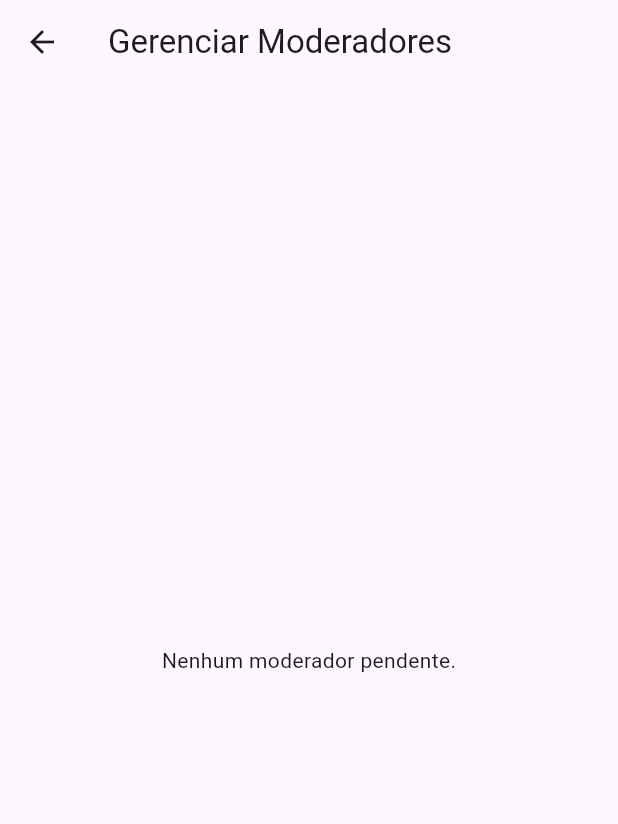
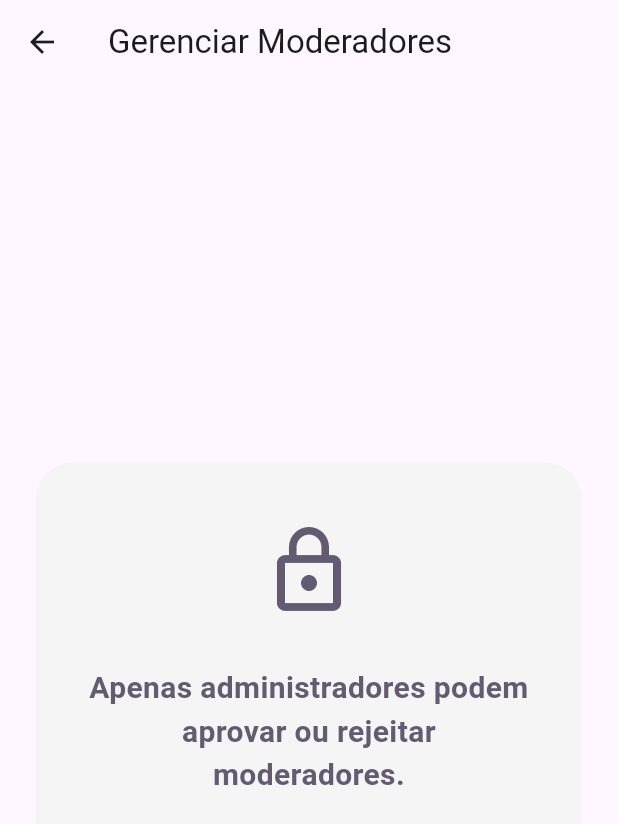
Before and after one commit to ryanmiura/empodera-admin, a Flutter app: the ModeratorsManagementScreen screen opened directly, on a phone screen of 412 x 824 dp. Shown: the top 824 px of the screen. Run offline on Flutter 3.47's test engine with Material 3 defaults, Android fonts, the phone set to English and light mode, and no system bars; our stand-ins replace cloud_firestore, firebase_auth, firebase_core, flutter_dotenv, shared_preferences; accounts and stored records are empty.

Commit message:
feat: logica onde somente admin gerencia moderador

```diff
--- a/lib/features/gestao/controllers/admin_moderators_controller.dart
+++ b/lib/features/gestao/controllers/admin_moderators_controller.dart
@@ -20,7 +20,10 @@ class AdminModeratorsController {
   }
 
   /// Aprova um usuário (status "approved")
-  Future<void> approveModerator(String userId) async {
+  Future<void> approveModerator(String userId, String userRole) async {
+    if (userRole != "admin") {
+      throw Exception("Apenas administradores podem aprovar moderadores.");
+    }
     await _firestore
         .collection(_collection)
         .doc(userId)
@@ -28,7 +31,10 @@ class AdminModeratorsController {
   }
 
   /// Rejeita um usuário (status "rejected")
-  Future<void> rejectModerator(String userId) async {
+  Future<void> rejectModerator(String userId, String userRole) async {
+    if (userRole != "admin") {
+      throw Exception("Apenas administradores podem rejeitar moderadores.");
+    }
     await _firestore
         .collection(_collection)
         .doc(userId)
--- a/lib/features/gestao/screens/moderators_management_screen.dart
+++ b/lib/features/gestao/screens/moderators_management_screen.dart
@@ -1,6 +1,11 @@
 import 'package:flutter/material.dart';
 import '../controllers/admin_moderators_controller.dart';
 import '../models/admin_user_model.dart';
+
+import '../../profile/controllers/user_profile_controller.dart';
+import 'package:cloud_firestore/cloud_firestore.dart';
+import '../../../services/auth_service.dart';
+import '../../../config/firebase_config.dart';
 
 class ModeratorsManagementScreen extends StatefulWidget {
   const ModeratorsManagementScreen({Key? key}) : super(key: key);
@@ -13,10 +18,40 @@ class _ModeratorsManagementScreenState extends State<ModeratorsManagementScreen>
   final AdminModeratorsController _controller = AdminModeratorsController();
   late Future<List<AdminUserModel>> _pendingModerators;
 
+  late UserProfileController _userProfileController;
+  String? _userRole;
+  bool _isProfileLoading = true;
+
   @override
   void initState() {
     super.initState();
     _pendingModerators = _controller.fetchPendingModerators();
+    _userProfileController = UserProfileController(
+      AuthService(),
+      FirebaseFirestore.instanceFor(app: FirebaseConfig.getAdminAuth()),
+    );
+    _loadUserRole();
+  }
+
+  Future<void> _loadUserRole() async {
+    setState(() {
+      _isProfileLoading = true;
+    });
+    await _userProfileController.loadUserProfile();
+    final user = _userProfileController.userProfile;
+    if (user != null) {
+      debugPrint(
+        '[DEBUG] Usuário logado:'
+        '\nEmail: ${user.email.isNotEmpty ? user.email : "(sem email)"}'
+        '\nRole: ${user.role.isNotEmpty ? user.role : "(sem role)"}'
+      );
+    } else {
+      debugPrint('[DEBUG] Documento do usuário não encontrado na coleção admin_users do Firestore secundário.');
+    }
+    setState(() {
+      _userRole = _userProfileController.userProfile?.role;
+      _isProfileLoading = false;
+    });
   }
 
   void _refresh() {
@@ -31,7 +66,40 @@ class _ModeratorsManagementScreenState extends State<ModeratorsManagementScreen>
       appBar: AppBar(
         title: const Text('Gerenciar Moderadores'),
       ),
-      body: FutureBuilder<List<AdminUserModel>>(
+      body: _isProfileLoading
+          ? const Center(child: CircularProgressIndicator())
+          : _userRole != "admin"
+              ? Center(
+                  child: Container(
+                    padding: const EdgeInsets.symmetric(horizontal: 32, vertical: 40),
+                    margin: const EdgeInsets.all(24),
+                    decoration: BoxDecoration(
+                      color: Colors.grey[100],
+                      borderRadius: BorderRadius.circular(24),
+                    ),
+                    child: Column(
+                      mainAxisSize: MainAxisSize.min,
+                      children: [
+                        Icon(
+                          Icons.lock_outline,
+                          size: 64,
+                          color: Theme.of(context).colorScheme.secondary,
+                        ),
+                        const SizedBox(height: 32),
+                        Text(
+                          'Apenas administradores podem aprovar ou rejeitar moderadores.',
+                          textAlign: TextAlign.center,
+                          style: TextStyle(
+                            fontSize: 20,
+                            color: Theme.of(context).colorScheme.secondary,
+                            fontWeight: FontWeight.w600,
+                          ),
+                        ),
+                      ],
+                    ),
+                  ),
+                )
+              : FutureBuilder<List<AdminUserModel>>(
                   future: _pendingModerators,
                   builder: (context, snapshot) {
                     if (snapshot.connectionState == ConnectionState.waiting) {
@@ -171,10 +239,18 @@ class _ModeratorsManagementScreenState extends State<ModeratorsManagementScreen>
                                             fontSize: 16,
                                           ),
                                         ),
-                              onPressed: () async {
-                                await _controller.approveModerator(moderator.id);
+                                        onPressed: _userRole == "admin"
+                                            ? () async {
+                                                try {
+                                                  await _controller.approveModerator(moderator.id, _userRole ?? "");
                                                   _refresh();
-                              },
+                                                } catch (e) {
+                                                  ScaffoldMessenger.of(context).showSnackBar(
+                                                    SnackBar(content: Text(e.toString(), style: const TextStyle(color: Colors.white)), backgroundColor: Colors.red)
+                                                  );
+                                                }
+                                              }
+                                            : null,
                                       ),
                                     ),
                                     const SizedBox(width: 16),
@@ -197,10 +273,18 @@ class _ModeratorsManagementScreenState extends State<ModeratorsManagementScreen>
                                             fontSize: 16,
                                           ),
                                         ),
-                              onPressed: () async {
-                                await _controller.rejectModerator(moderator.id);
+                                        onPressed: _userRole == "admin"
+                                            ? () async {
+                                                try {
+                                                  await _controller.rejectModerator(moderator.id, _userRole ?? "");
                                                   _refresh();
-                              },
+                                                } catch (e) {
+                                                  ScaffoldMessenger.of(context).showSnackBar(
+                                                    SnackBar(content: Text(e.toString(), style: const TextStyle(color: Colors.white)), backgroundColor: Colors.red)
+                                                  );
+                                                }
+                                              }
+                                            : null,
                                       ),
                                     ),
                                   ],
```
Lines whose indentation alone changed are shown as unchanged.
